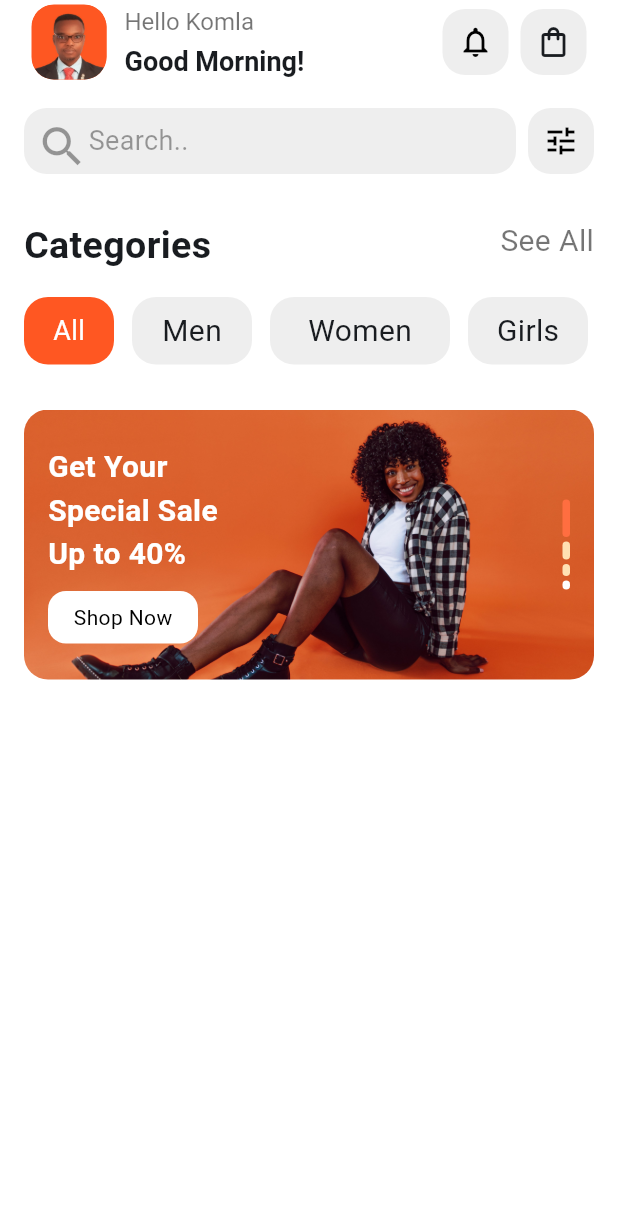
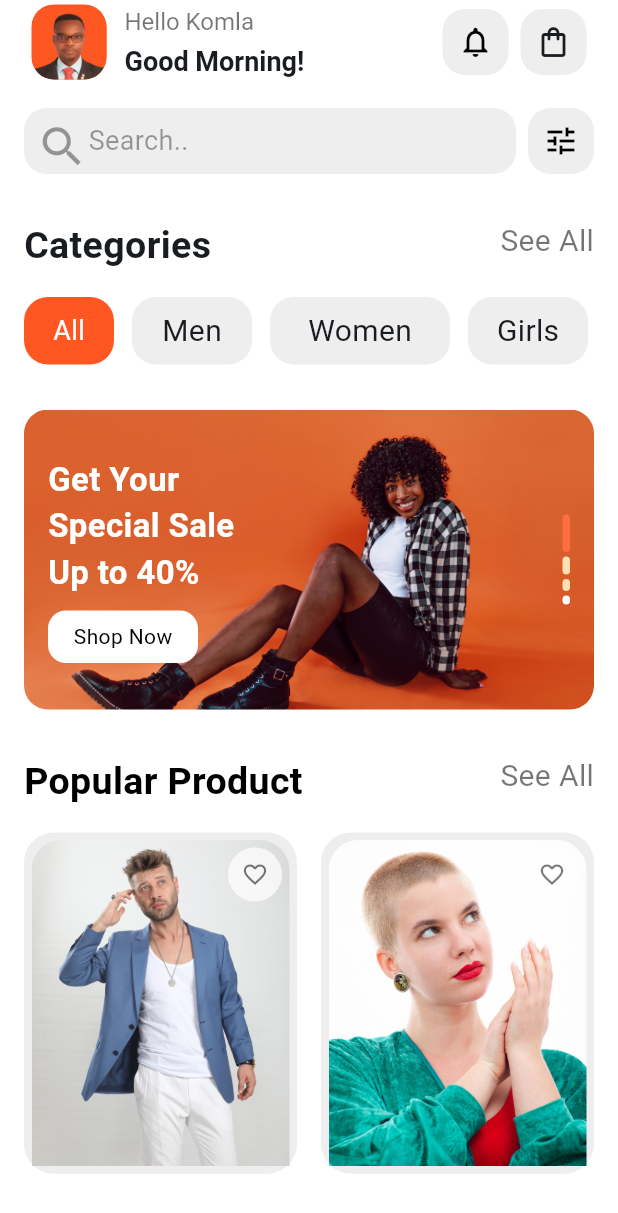
Before and after one commit to Kamisky1-Design/ui_flutter_practice3, a Flutter app: the screen it shows after launch, on a phone screen of 412 x 824 dp. Shown: the top 1213 px of the screen. Run offline on Flutter 3.47's test engine with Material 3 defaults, Android fonts, the phone set to English and light mode, and no system bars.

Commit message:
Added Popular Proact section

```diff
--- a/lib/homepage.dart
+++ b/lib/homepage.dart
@@ -2,6 +2,7 @@ import 'package:flutter/material.dart';
 import 'search_bar.dart';
 import 'category_card.dart';
 import 'promotional_card.dart';
+import 'popular_product_card.dart';
 class Homepage extends StatelessWidget {
   const Homepage({super.key});
 
@@ -85,6 +86,8 @@ class Homepage extends StatelessWidget {
          CategoryCard(),
          SizedBox(height: 30,),
          PromotionalCard(),
+         SizedBox(height: 30,),
+         PopularProductCard(),
         ],
       ),
     );
--- /dev/null
+++ b/lib/popular_product_card.dart
@@ -0,0 +1,176 @@
+ import 'package:flutter/material.dart';
+
+//Product Model
+class Product{
+  final String imagePath;
+
+  Product({required this.imagePath});
+}
+
+// List of dummy data matching the assets
+final List<Product> popularProduct =[
+  Product(imagePath: 'assets/man_background_image.jpg'),
+  Product(imagePath: 'assets/woman_background_image.jpg'),
+];
+
+
+ class PopularProductCard extends StatelessWidget {
+  const PopularProductCard({super.key});
+
+  @override
+  Widget build(BuildContext context) {
+    return  Column(
+      crossAxisAlignment: CrossAxisAlignment.center,
+      children: [
+        Row(
+          crossAxisAlignment: CrossAxisAlignment.start,
+          children: [
+            Text('Popular Product',
+            style: TextStyle(
+              color: Colors.black,
+              fontSize: 25,
+              fontWeight: FontWeight.bold,
+            ),
+            ),
+            Spacer(),
+            Text('See All',
+            style: TextStyle(
+              color: Colors.black54,
+              fontSize: 20,
+            ),
+            )
+          ],
+        ),
+        SizedBox(height: 16,),
+
+     GridView.builder(
+      shrinkWrap: true, //This prevents layout crashes inside verticatl list views
+      physics: const NeverScrollableScrollPhysics(), //This disables inner scrolling
+      gridDelegate: const SliverGridDelegateWithFixedCrossAxisCount(
+        crossAxisCount:2,
+         crossAxisSpacing: 16,
+         mainAxisSpacing: 16,
+         childAspectRatio: 0.80, // This controls the height-to-width ratio of the card
+         ),
+         itemCount: popularProduct.length,
+         itemBuilder: (context, index){
+          final product = popularProduct[index];
+          return Container(
+            padding: const EdgeInsets.all(5),
+            decoration: BoxDecoration(
+              color: Colors.grey.shade200,
+              borderRadius: BorderRadius.circular(20),
+            ),
+        child: Stack(
+          children: [
+            //Main content layout
+            Column(
+              crossAxisAlignment: CrossAxisAlignment.start,
+              children: [
+                //Product image occupies the top part
+                Expanded(
+                  flex: 3, // This gives 75% of the card height to the image area
+                  child: SizedBox(
+                    width: double.infinity,
+                    child: ClipRRect(
+                      borderRadius: BorderRadius.only(
+                        topLeft: Radius.circular( 20),
+                        topRight: Radius.circular(20),
+                      ),
+                      child: Image.asset(
+                        product.imagePath,
+                        fit: BoxFit.cover,
+                      ),
+                      ),
+                    ),
+                  ),
+
+                //Love heart overley Icon
+              ],
+            ),
+             Positioned(
+                    top: 5,
+                    right: 5,
+                    child: CircleAvatar(
+                      backgroundColor: Colors.white70,
+                      radius: 18,
+                      child: const Icon(
+                        Icons.favorite_border,
+                        color: Colors.black54,
+                        size: 18,
+                      ),
+                    )
+                    )
+          ],
+        ),
+          );
+         },
+     ),
+      ]
+    );
+  }
+ }
+
+
+    //Column(
+//       crossAxisAlignment: CrossAxisAlignment.center,
+//       children: [
+//         Row(
+//           crossAxisAlignment: CrossAxisAlignment.start,
+//           children: [
+//             Text('Popular Product',
+//             style: TextStyle(
+//               color: Colors.black,
+//               fontSize: 25,
+//               fontWeight: FontWeight.bold,
+//             ),
+//             ),
+//             Spacer(),
+//             Text('See All',
+//             style: TextStyle(
+//               color: Colors.black54,
+//               fontSize: 20,
+//             ),
+//             )
+//           ],
+//         ),
+//         SizedBox(height: 30,),
+//         Row(
+//           children: [
+//             Container(
+//               height: 200,
+//               width: 180,
+//               decoration: BoxDecoration(
+//                 color: Colors.grey.shade200,
+//                 borderRadius: BorderRadius.circular(16),
+//                   ),
+//                child: Stack(
+//                 children: [
+//                  Positioned.fill(
+//                   child: ClipRRect(
+//                     borderRadius: BorderRadiusGeometry.circular(16),
+//                     child: Image(image: AssetImage('assets/man_background_image.jpg'),
+//                       fit: BoxFit.cover,
+//                 )
+//                     ),
+//                   )
+
+//                 ]
+//                ),
+//               ),
+
+//             Spacer(),
+//             Container(
+//               height: 200,
+//               width: 180,
+//               decoration: BoxDecoration(
+//                 color: Colors.grey.shade200,
+//                 borderRadius: BorderRadius.circular(16),
+//               ),
+//             ),
+//           ],
+//         ),
+//       ],
+//     );
+//   }
+// }
--- a/lib/promotional_card.dart
+++ b/lib/promotional_card.dart
@@ -7,7 +7,7 @@ class PromotionalCard extends StatelessWidget {
   Widget build(BuildContext context) {
     return Container(
       padding: EdgeInsets.all(16),
-      height: 180,
+      height: 200,
       decoration: BoxDecoration(
         borderRadius: BorderRadius.circular(16),
         image: DecorationImage(
@@ -26,7 +26,7 @@ class PromotionalCard extends StatelessWidget {
             style:TextStyle(
              color: Colors.white,
              fontWeight: FontWeight.bold,
-             fontSize: 20,
+             fontSize: 22,
             ) ,
             ),
             SizedBox(height: 10,),
--- a/pubspec.yaml
+++ b/pubspec.yaml
@@ -21,3 +21,5 @@ flutter:
   assets:
     - assets/user.jpeg
     - assets/background_image2.jpg
+    - assets/man_background_image.jpg
+    - assets/woman_background_image.jpg
```
Also changed, not shown: assets/man_background_image.jpg (added), assets/woman_background_image.jpg (added).
